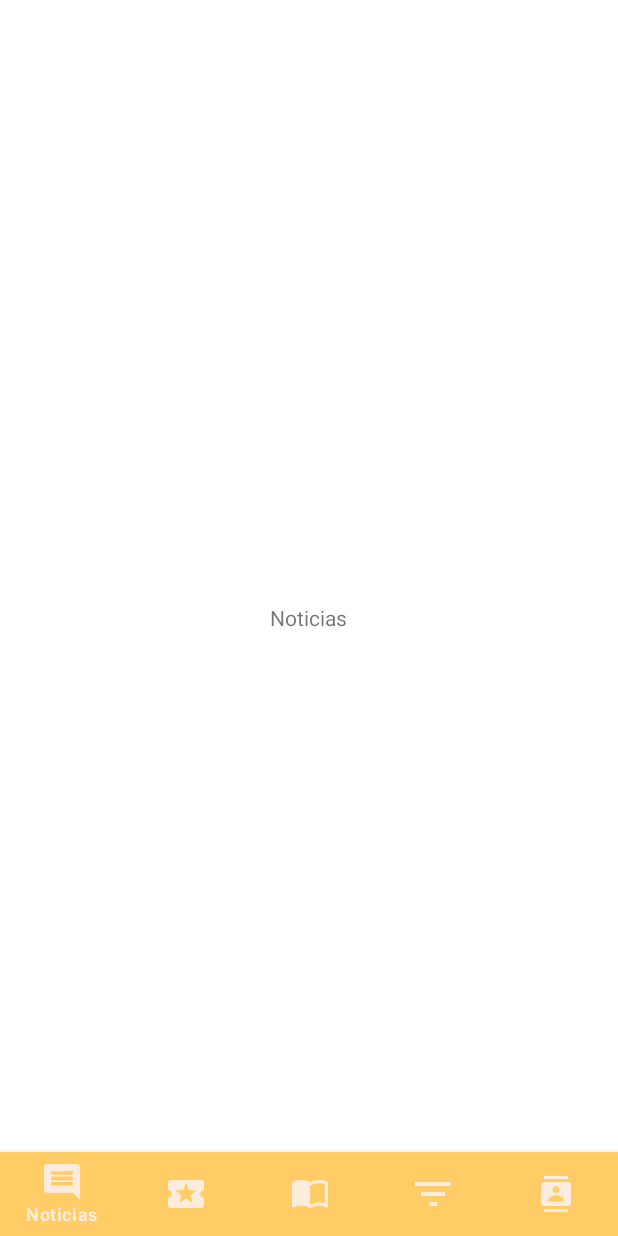
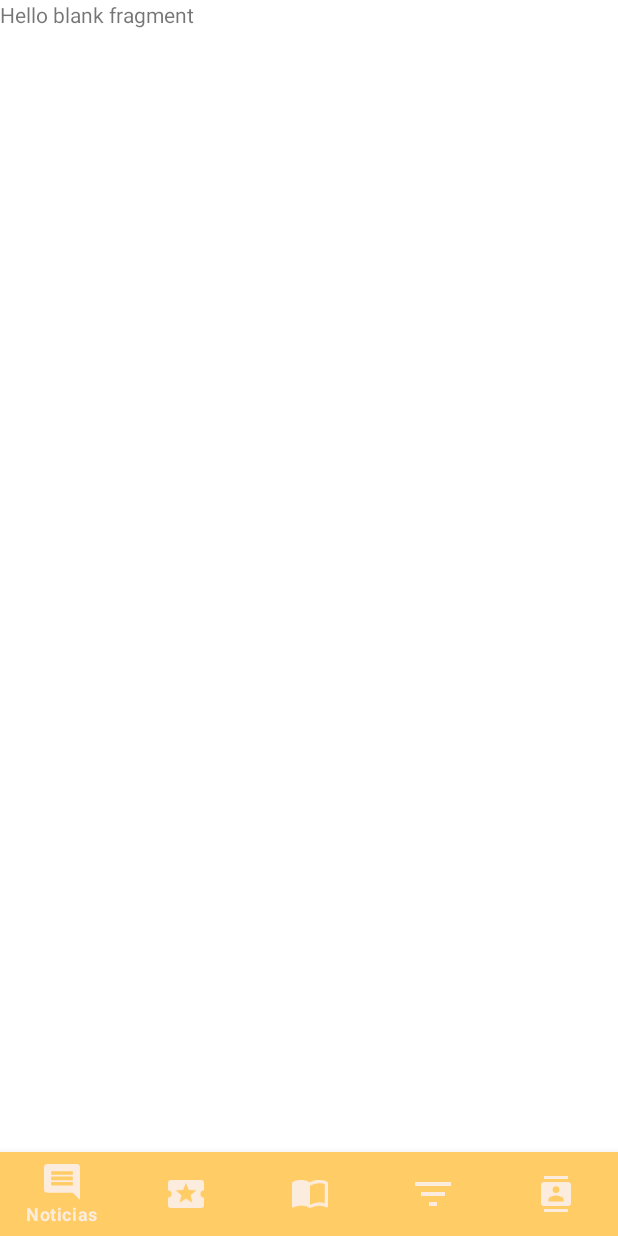
Before and after one commit to lmonterogarcia/BestipesCook-Android, an Android app: the screen it shows after launch (MainActivity), on a phone screen of 412 x 824 dp. Run offline under Robolectric (Android 15) with nearby library versions, the light colour scheme and no system bars.

Commit message:
Recreación de Fragment. #31
Se ha tenido que volver a crear la carpeta view por borrado erróneo.

```diff
--- a/Bestipescook/app/src/main/res/layout/fragment_noticias.xml
+++ b/Bestipescook/app/src/main/res/layout/fragment_noticias.xml
@@ -7,9 +7,8 @@
 
     <!-- TODO: Update blank fragment layout -->
     <TextView
-        android:layout_width="wrap_content"
-        android:layout_height="wrap_content"
-        android:layout_gravity="center"
-        android:text="@string/title_noticias" />
+        android:layout_width="match_parent"
+        android:layout_height="match_parent"
+        android:text="@string/hello_blank_fragment" />
 
 </FrameLayout>
```
Also changed, not shown: Bestipescook/app/src/main/res/layout/fragment_challenges.xml (+3 -4 lines), Bestipescook/app/src/main/res/layout/fragment_cuenta.xml (+3 -4 lines), Bestipescook/app/src/main/res/layout/fragment_ranking.xml (+3 -4 lines), Bestipescook/app/src/main/res/layout/fragment_recetas.xml (+3 -4 lines).
